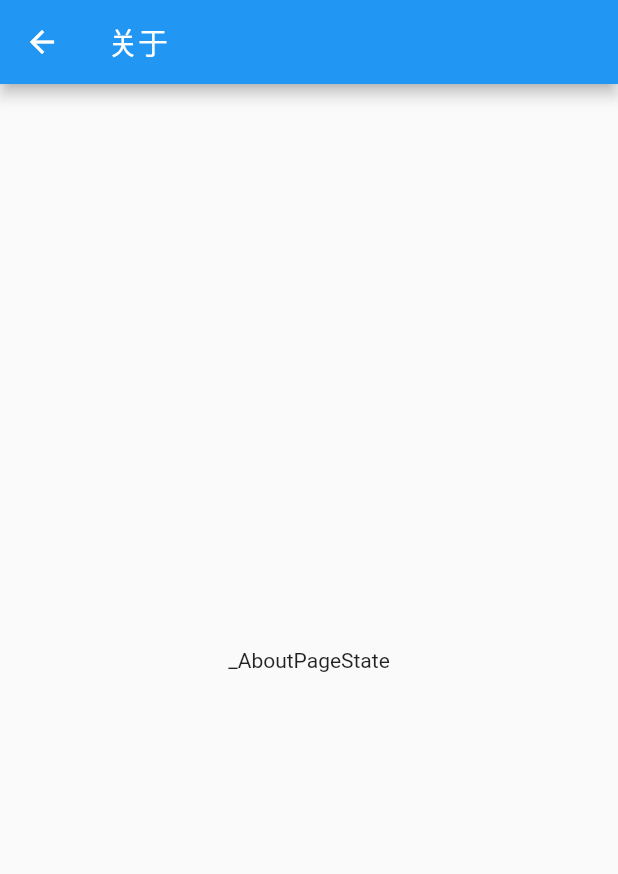
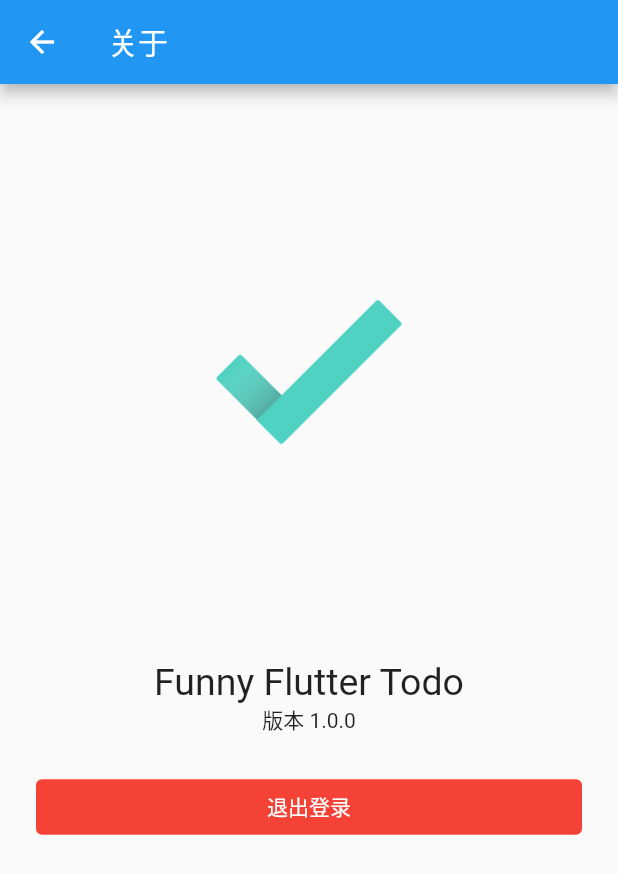
Before and after one commit to flutter-org/todo, a Flutter app: the AboutPage screen opened directly, on a phone screen of 412 x 824 dp. Shown: the top 874 px of the screen. Run offline on Flutter 3.47's test engine with Material 2 defaults, Android fonts, the phone set to English and light mode, and no system bars; our stand-ins replace image_picker; missing offline and left inert: image_picker_for_web, mock_data.

Commit message:
12.2.3 为登录Logo增加Hero动画

```diff
--- /dev/null
+++ b/lib/component/image_hero.dart
@@ -0,0 +1,17 @@
+import 'package:flutter/material.dart';
+
+class ImageHero extends StatelessWidget {
+  final String imageKey;
+
+  const ImageHero({Key? key, required this.imageKey}) : super(key: key);
+
+  factory ImageHero.asset(String key) => ImageHero(imageKey: key);
+
+  @override
+  Widget build(BuildContext context) {
+    return Hero(
+      tag: imageKey,
+      child: Image.asset(imageKey),
+    );
+  }
+}
--- a/lib/pages/about.dart
+++ b/lib/pages/about.dart
@@ -1,4 +1,6 @@
 import 'package:flutter/material.dart';
+import 'package:todo/component/image_hero.dart';
+import 'package:todo/const/route_url.dart';
 
 class AboutPage extends StatefulWidget {
   const AboutPage({Key? key}) : super(key: key);
@@ -15,8 +17,62 @@ class _AboutPageState extends State<AboutPage> {
         title: const Text('关于'),
       ),
       body: Center(
-        child: Text(
-          runtimeType.toString(),
+        child: Column(
+          children: [
+            Expanded(
+              child: Center(
+                child: FractionallySizedBox(
+                  widthFactor: 0.3,
+                  heightFactor: 0.3,
+                  child: ImageHero.asset('assets/images/mark.png'),
+                ),
+              ),
+            ),
+            Expanded(
+              child: Column(
+                crossAxisAlignment: CrossAxisAlignment.stretch,
+                children: [
+                  Padding(
+                    padding: const EdgeInsets.only(left: 24, right: 24, bottom: 12),
+                    child: Column(
+                      crossAxisAlignment: CrossAxisAlignment.stretch,
+                      children: const [
+                        Center(
+                          child: Text(
+                            'Funny Flutter Todo',
+                            style: TextStyle(fontSize: 25),
+                          ),
+                        ),
+                        Center(
+                          child: Text('版本 1.0.0'),
+                        ),
+                      ],
+                    ),
+                  ),
+                  Padding(
+                    padding: const EdgeInsets.only(
+                      left: 24,
+                      right: 24,
+                      top: 12,
+                      bottom: 12,
+                    ),
+                    child: TextButton(
+                      style: ButtonStyle(
+                        backgroundColor: MaterialStateProperty.all(Colors.red),
+                      ),
+                      onPressed: () {
+                        Navigator.of(context).pushReplacementNamed(LOGIN_PAGE_URL);
+                      },
+                      child: const Text(
+                        '退出登录',
+                        style: TextStyle(color: Colors.white),
+                      ),
+                    ),
+                  ),
+                ],
+              ),
+            ),
+          ],
         ),
       ),
     );
--- a/lib/pages/register.dart
+++ b/lib/pages/register.dart
@@ -24,7 +24,7 @@ class _RegisterPageState extends State<RegisterPage> {
   @override
   void initState() {
     super.initState();
-    canRegister = false;
+    canRegister = true;
   }
 
   void _checkInputValid(String _) {
@@ -58,6 +58,7 @@ class _RegisterPageState extends State<RegisterPage> {
     }
     String email = _emailController.text;
     String password = _passwordController.text;
+    Navigator.of(context).pushReplacementNamed(TODO_ENTRY_PAGE_URL);
   }
 
   @override
@@ -175,7 +176,7 @@ class _RegisterPageState extends State<RegisterPage> {
                             bottom: 12,
                           ),
                           child: TextButton(
-                            onPressed: _register,
+                            onPressed: canRegister ? _register : null,
                             style: ButtonStyle(
                               backgroundColor: MaterialStateProperty.resolveWith((states) {
                                 if (states.contains(MaterialState.disabled)) {
```
Also changed, not shown: lib/pages/login.dart (+17 -5 lines).
